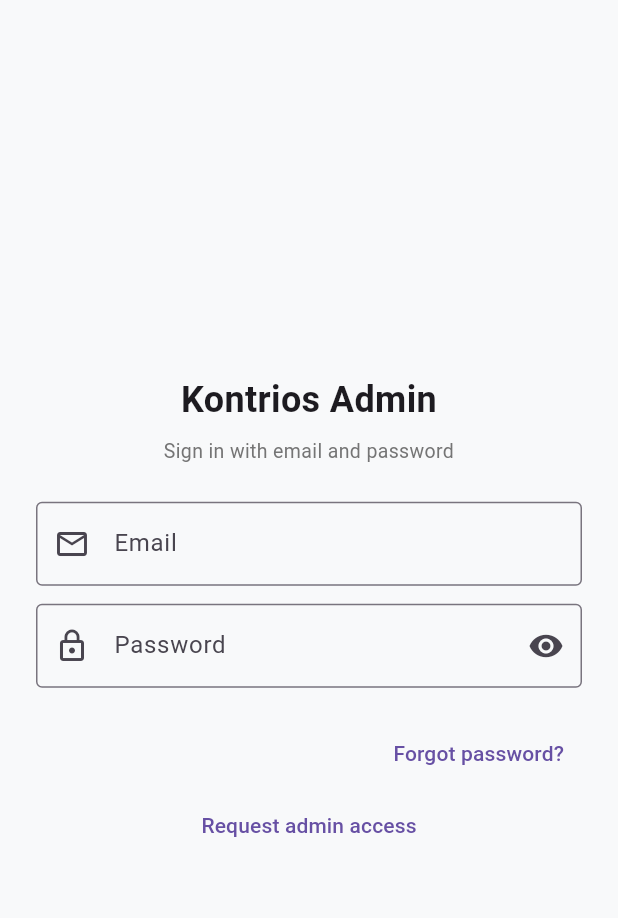
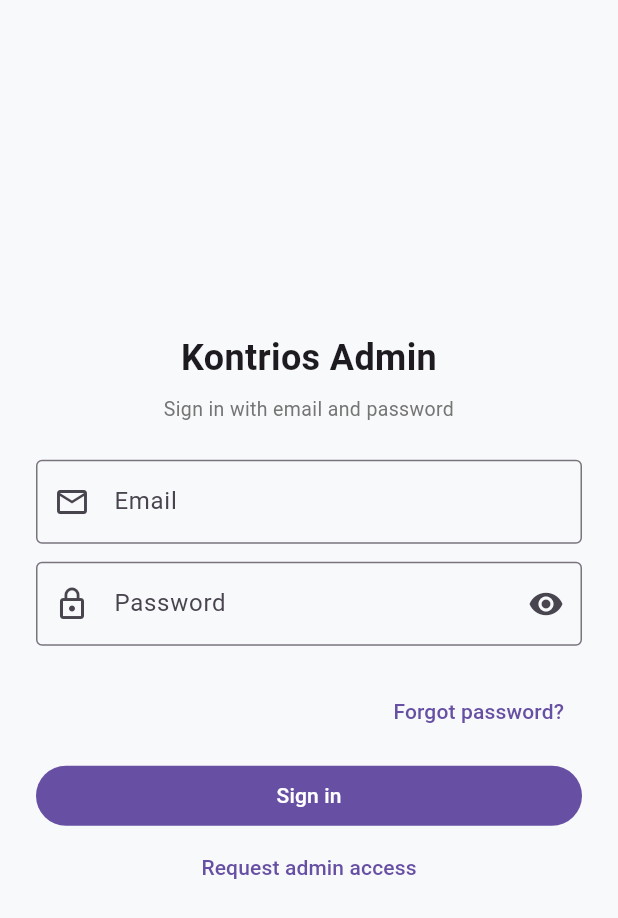
Before and after one commit to Nemahun21/kontri-os-hq, a Flutter app: the screen it shows after launch, on a phone screen of 412 x 824 dp. Shown: the top 918 px of the screen. Run offline on Flutter 3.47's test engine with Material 3 defaults, Android fonts, the phone set to English and light mode, and no system bars; our stand-ins replace audioplayers, cached_network_image, connectivity_plus, csv, file_picker, google_sign_in and 6 more; missing offline and left inert: file_selector; accounts and stored records are empty.

Commit message:
Admin: password reset flow, signin button

```diff
--- a/lib/screens/auth/login_screen.dart
+++ b/lib/screens/auth/login_screen.dart
@@ -404,17 +404,18 @@
     child: const Text('Forgot password?'),
   ),
 ),
-// const SizedBox(height: 8),
-//           FilledButton(
-//             onPressed: _isLoading ? null : _signInWithEmail,
-//             child: _isLoading
-//                 ? const SizedBox(
-//                     height: 22,
-//                     width: 22,
-//                     child: CircularProgressIndicator(strokeWidth: 2),
-//                   )
-//                 : const Text('Sign in'),
-//           ),
+const SizedBox(height: 8),
+          FilledButton(
+            onPressed: _isLoading ? null : _signInWithEmail,
+            child: _isLoading
+                ? const SizedBox(
+                    height: 22,
+                    width: 22,
+                    child: CircularProgressIndicator(strokeWidth: 2),
+                  )
+                : const Text('Sign in'),
+          ),
+
 //           const SizedBox(height: 12),
 //           OutlinedButton.icon(
 //             onPressed: (_isLoading || !_googleReady)
```
